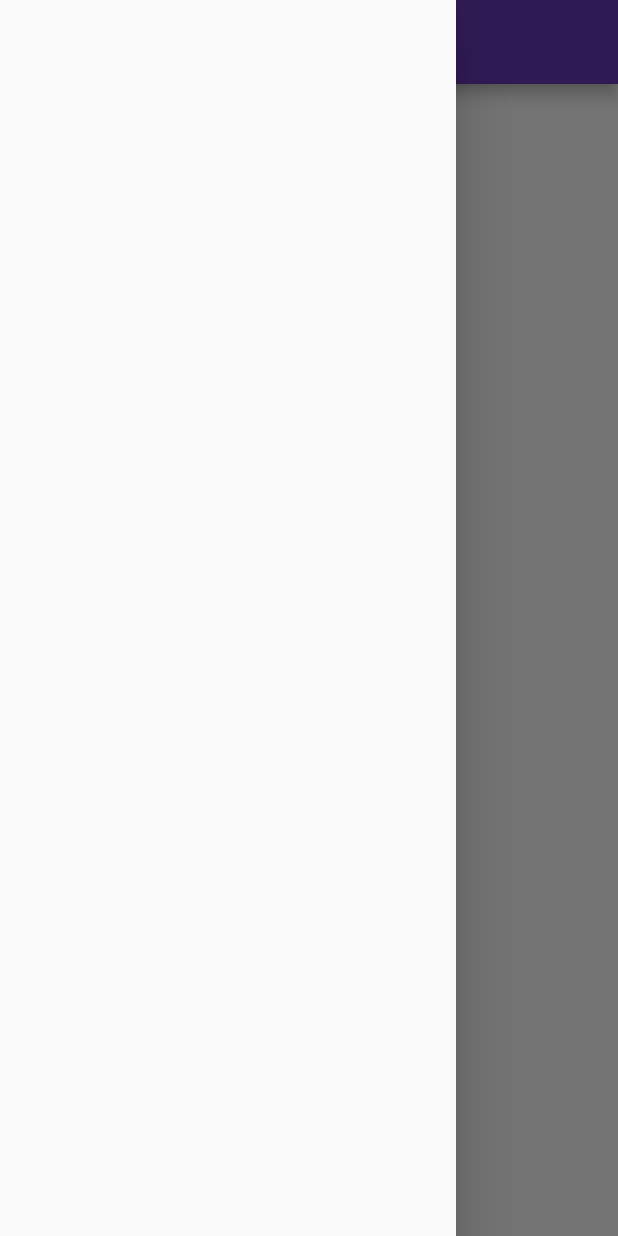
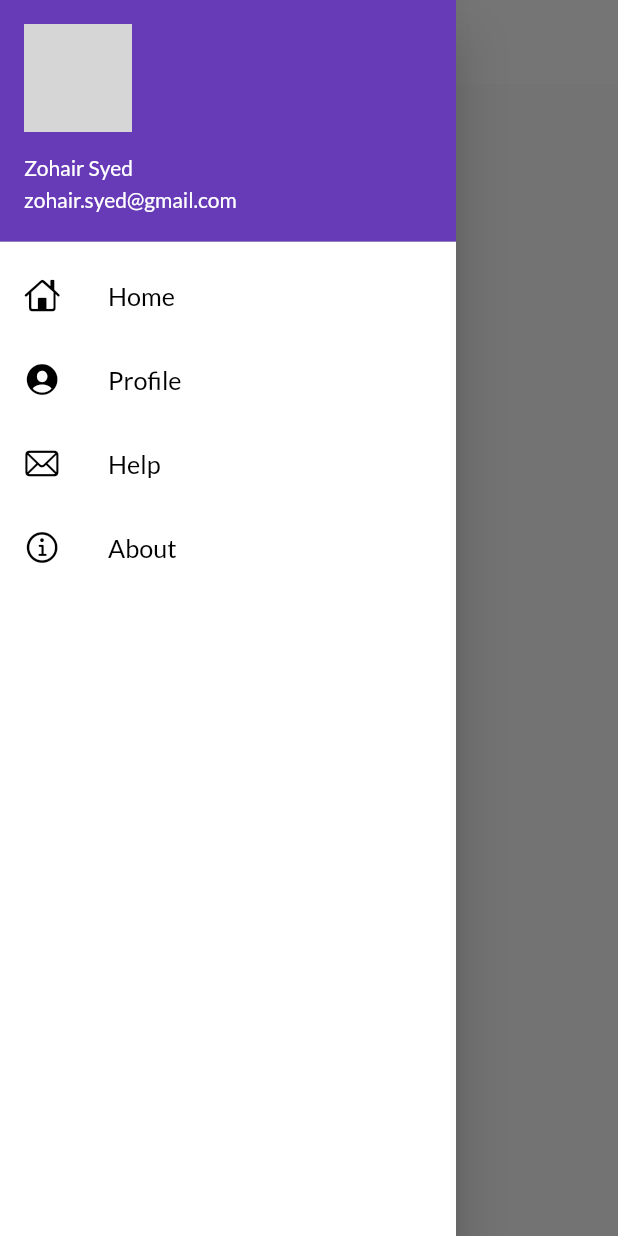
Before and after one commit to ZohairSayyed/flutter_catalog, a Flutter app: the screen it shows after launch, with the side drawer open, on a phone screen of 412 x 824 dp. Run offline on Flutter 3.47's test engine with Material 2 defaults, Android fonts, the phone set to English and light mode, and no system bars; our stand-ins replace google_fonts; network calls fail; grey boxes are pictures that could not be loaded.

Commit message:
Managed themes and drawer

```diff
--- a/lib/main.dart
+++ b/lib/main.dart
@@ -3,7 +3,7 @@
 import 'package:flutter/material.dart';
 import 'package:flutter_catalog/pages/login_page.dart';
 import 'package:flutter_catalog/utils/routes.dart';
-import 'package:google_fonts/google_fonts.dart';
+import 'package:flutter_catalog/widgets/themes.dart';
 import 'pages/home_page.dart';
 import 'pages/login_page.dart';
 
@@ -17,13 +17,10 @@ class MyApp extends StatelessWidget {
   Widget build(BuildContext context) {
     return MaterialApp(
       // home: HomePage(),
-      theme: ThemeData(
-        primarySwatch: Colors.deepPurple,
-        fontFamily: GoogleFonts.lato().fontFamily,
-      ),
       themeMode: ThemeMode.system,
+      theme: MyTheme.lightTheme,
+      darkTheme: MyTheme.darkTheme,
       debugShowCheckedModeBanner: false,
-      darkTheme: ThemeData(brightness: Brightness.dark),
       initialRoute: MyRoutes.homeRoute,
       routes: {
         MyRoutes.initialRout: (context) => LoginPage(),
--- a/lib/widgets/drawer.dart
+++ b/lib/widgets/drawer.dart
@@ -1,5 +1,6 @@
 // ignore_for_file: prefer_const_constructors
 
+import 'package:flutter/cupertino.dart';
 import 'package:flutter/material.dart';
 
 class MyDrawer extends StatelessWidget {
@@ -7,6 +8,73 @@ class MyDrawer extends StatelessWidget {
 
   @override
   Widget build(BuildContext context) {
-    return Drawer();
+    const imgUrl =
+        "https://yt3.ggpht.com/ytc/AKedOLTpmxYhV--hdMDzflA7Un9pfZOE0VaRUHKi2QEjJQ=s900-c-k-c0x00ffffff-no-rj";
+    return Drawer(
+      child: Container(
+        color: Colors.white,
+        child: ListView(
+          // padding: EdgeInsets.zero,
+          // ignore: prefer_const_literals_to_create_immutables
+          children: [
+            DrawerHeader(
+              padding: EdgeInsets.zero,
+              child: UserAccountsDrawerHeader(
+                margin: EdgeInsets.zero,
+                accountName: Text("Zohair Syed"),
+                accountEmail: Text("zohair.syed@gmail.com"),
+                currentAccountPicture: CircleAvatar(
+                  backgroundImage: NetworkImage(imgUrl),
+                ),
+              ),
+            ),
+            ListTile(
+              leading: Icon(
+                CupertinoIcons.home,
+                color: Colors.black,
+              ),
+              title: Text(
+                "Home",
+                textScaleFactor: 1.2,
+                style: TextStyle(color: Colors.black),
+              ),
+            ),
+            ListTile(
+              leading: Icon(
+                CupertinoIcons.person_crop_circle_fill,
+                color: Colors.black,
+              ),
+              title: Text(
+                "Profile",
+                textScaleFactor: 1.2,
+                style: TextStyle(color: Colors.black),
+              ),
+            ),
+            ListTile(
+              leading: Icon(
+                CupertinoIcons.mail,
+                color: Colors.black,
+              ),
+              title: Text(
+                "Help",
+                textScaleFactor: 1.2,
+                style: TextStyle(color: Colors.black),
+              ),
+            ),
+            ListTile(
+              leading: Icon(
+                CupertinoIcons.info,
+                color: Colors.black,
+              ),
+              title: Text(
+                "About",
+                textScaleFactor: 1.2,
+                style: TextStyle(color: Colors.black),
+              ),
+            )
+          ],
+        ),
+      ),
+    );
   }
 }
--- /dev/null
+++ b/lib/widgets/themes.dart
@@ -0,0 +1,18 @@
+// ignore_for_file: prefer_const_constructors
+
+import 'package:flutter/material.dart';
+import 'package:google_fonts/google_fonts.dart';
+
+class MyTheme {
+  static ThemeData get lightTheme => ThemeData(
+      primarySwatch: Colors.deepPurple,
+      fontFamily: GoogleFonts.lato().fontFamily,
+      appBarTheme: AppBarTheme(
+          color: Colors.white,
+          elevation: 0.0,
+          iconTheme: IconThemeData(color: Colors.black),
+          titleTextStyle: TextStyle(
+              color: Colors.black, fontWeight: FontWeight.bold, fontSize: 22)));
+
+  static ThemeData get darkTheme => ThemeData(brightness: Brightness.dark);
+}
```
Also changed, not shown: lib/pages/home_page.dart (+9 -0 lines).
